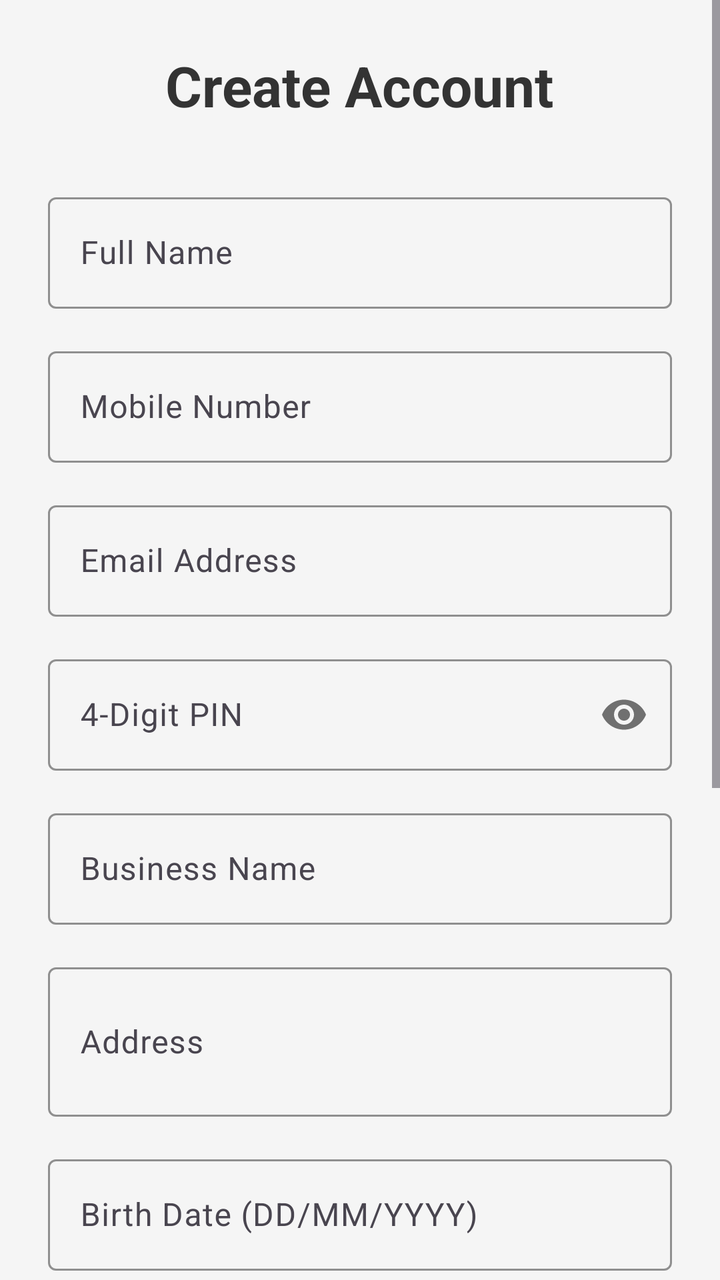
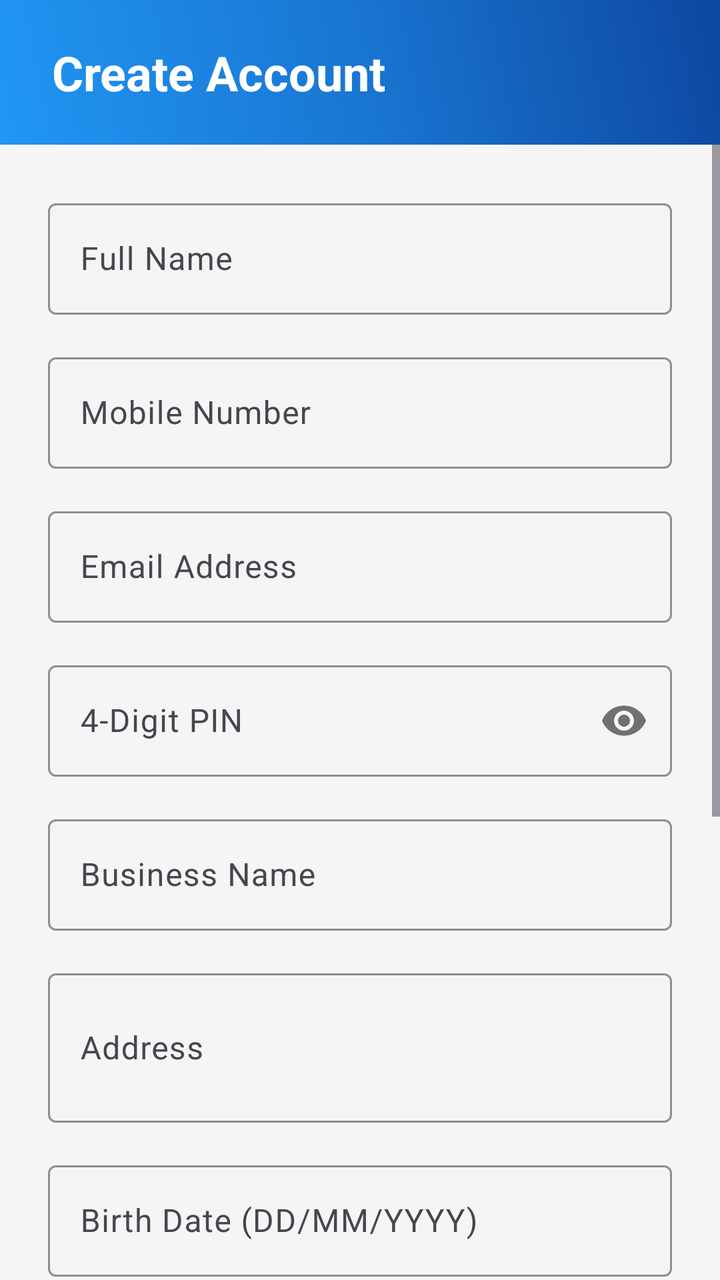

Screens rendered from an Android XML layout before and after an edit, with the pre-edit source and the edit as a unified diff.
<!-- AndroidManifest.xml: application theme Theme.RentMangment -->
<!-- res/layout/activity_registration.xml -->
<?xml version="1.0" encoding="utf-8"?>
<ScrollView xmlns:android="http://schemas.android.com/apk/res/android"
    xmlns:app="http://schemas.android.com/apk/res-auto"
    android:layout_width="match_parent"
    android:layout_height="match_parent"
    android:background="#f5f5f5">

    <LinearLayout
        android:layout_width="match_parent"
        android:layout_height="wrap_content"
        android:orientation="vertical"
        android:padding="24dp">

        <TextView
            android:layout_width="wrap_content"
            android:layout_height="wrap_content"
            android:text="Create Account"
            android:textSize="28sp"
            android:textStyle="bold"
            android:textColor="#333"
            android:layout_gravity="center"
            android:layout_marginBottom="32dp" />

        
        <com.google.android.material.textfield.TextInputLayout
            android:layout_width="match_parent"
            android:layout_height="wrap_content"
            android:layout_marginBottom="16dp"
            app:boxStrokeColor="#4CAF50"
            app:hintTextColor="#4CAF50">

            <com.google.android.material.textfield.TextInputEditText
                android:id="@+id/etName"
                android:layout_width="match_parent"
                android:layout_height="wrap_content"
                android:hint="Full Name"
                android:inputType="textPersonName" />
        </com.google.android.material.textfield.TextInputLayout>

        
        <com.google.android.material.textfield.TextInputLayout
            android:layout_width="match_parent"
            android:layout_height="wrap_content"
            android:layout_marginBottom="16dp"
            app:boxStrokeColor="#4CAF50"
            app:hintTextColor="#4CAF50">

            <com.google.android.material.textfield.TextInputEditText
                android:id="@+id/etMobile"
                android:layout_width="match_parent"
                android:layout_height="wrap_content"
                android:hint="Mobile Number"
                android:inputType="phone"
                android:maxLength="10" />
        </com.google.android.material.textfield.TextInputLayout>

        
        <com.google.android.material.textfield.TextInputLayout
            android:layout_width="match_parent"
            android:layout_height="wrap_content"
            android:layout_marginBottom="16dp"
            app:boxStrokeColor="#4CAF50"
            app:hintTextColor="#4CAF50">

            <com.google.android.material.textfield.TextInputEditText
                android:id="@+id/etEmail"
                android:layout_width="match_parent"
                android:layout_height="wrap_content"
                android:hint="Email Address"
                android:inputType="textEmailAddress" />
        </com.google.android.material.textfield.TextInputLayout>

        
        <com.google.android.material.textfield.TextInputLayout
            android:layout_width="match_parent"
            android:layout_height="wrap_content"
            android:layout_marginBottom="16dp"
            app:boxStrokeColor="#4CAF50"
            app:hintTextColor="#4CAF50"
            app:passwordToggleEnabled="true">

            <com.google.android.material.textfield.TextInputEditText
                android:id="@+id/etPin"
                android:layout_width="match_parent"
                android:layout_height="wrap_content"
                android:hint="4-Digit PIN"
                android:inputType="numberPassword"
                android:maxLength="4" />
        </com.google.android.material.textfield.TextInputLayout>

        
        <com.google.android.material.textfield.TextInputLayout
            android:layout_width="match_parent"
            android:layout_height="wrap_content"
            android:layout_marginBottom="16dp"
            app:boxStrokeColor="#4CAF50"
            app:hintTextColor="#4CAF50">

            <com.google.android.material.textfield.TextInputEditText
                android:id="@+id/etBusinessName"
                android:layout_width="match_parent"
                android:layout_height="wrap_content"
                android:hint="Business Name"
                android:inputType="text" />
        </com.google.android.material.textfield.TextInputLayout>

        
        <com.google.android.material.textfield.TextInputLayout
            android:layout_width="match_parent"
            android:layout_height="wrap_content"
            android:layout_marginBottom="16dp"
            app:boxStrokeColor="#4CAF50"
            app:hintTextColor="#4CAF50">

            <com.google.android.material.textfield.TextInputEditText
                android:id="@+id/etAddress"
                android:layout_width="match_parent"
                android:layout_height="wrap_content"
                android:hint="Address"
                android:inputType="textMultiLine"
                android:minLines="2" />
        </com.google.android.material.textfield.TextInputLayout>

        
        <com.google.android.material.textfield.TextInputLayout
            android:layout_width="match_parent"
            android:layout_height="wrap_content"
            android:layout_marginBottom="16dp"
            app:boxStrokeColor="#4CAF50"
            app:hintTextColor="#4CAF50">

            <com.google.android.material.textfield.TextInputEditText
                android:id="@+id/etBirthDate"
                android:layout_width="match_parent"
                android:layout_height="wrap_content"
                android:hint="Birth Date (DD/MM/YYYY)"
                android:inputType="date"
                android:focusable="false"
                android:clickable="true" />
        </com.google.android.material.textfield.TextInputLayout>

        
        
        <LinearLayout
            android:layout_width="match_parent"
            android:layout_height="wrap_content"
            android:orientation="vertical"
            android:layout_marginBottom="24dp">

            <TextView
                android:layout_width="match_parent"
                android:layout_height="wrap_content"
                android:text="Digital Signature"
                android:textSize="16sp"
                android:textStyle="bold"
                android:textColor="#333"
                android:layout_marginBottom="8dp" />

            <androidx.cardview.widget.CardView
                android:layout_width="match_parent"
                android:layout_height="160dp"
                android:layout_marginBottom="8dp"
                app:cardCornerRadius="8dp"
                app:cardElevation="2dp"
                app:cardBackgroundColor="#F8F8F8">

                <ImageView
                    android:id="@+id/ivSignaturePreview"
                    android:layout_width="match_parent"
                    android:layout_height="match_parent"
                    android:layout_margin="8dp"
                    android:scaleType="centerInside"
                    android:background="@drawable/dashed_border"
                    android:src="@drawable/ic_signature_placeholder" />

            </androidx.cardview.widget.CardView>

            <com.google.android.material.button.MaterialButton
                android:id="@+id/btnAddSignature"
                android:layout_width="match_parent"
                android:layout_height="48dp"
                android:text="Draw Signature"
                android:textSize="14sp"
                android:backgroundTint="#2196F3"
                app:cornerRadius="6dp"
                app:icon="@drawable/ic_edit"
                app:iconGravity="textStart" />

        </LinearLayout>


        
        <com.google.android.material.button.MaterialButton
            android:id="@+id/btnRegister"
            android:layout_width="match_parent"
            android:layout_height="60dp"
            android:text="Register"
            android:textSize="16sp"
            android:backgroundTint="#4CAF50"
            app:cornerRadius="8dp"
            android:layout_marginBottom="16dp" />

        
        <TextView
            android:id="@+id/tvLoginRedirect"
            android:layout_width="wrap_content"
            android:layout_height="wrap_content"
            android:text="Already have an account? Login"
            android:textColor="#4CAF50"
            android:textSize="14sp"
            android:layout_gravity="center"
            android:clickable="true"
            android:focusable="true" />

    </LinearLayout>
</ScrollView>
<!-- resources referenced by this layout -->
<resources>
  <!-- drawable dashed_border (drawable) -->
  <?xml version="1.0" encoding="utf-8"?>
  <shape xmlns:android="http://schemas.android.com/apk/res/android">
      <stroke
          android:width="2dp"
          android:color="#CCCCCC"
          android:dashWidth="10dp"
          android:dashGap="5dp" />
      <corners android:radius="4dp" />
  </shape>
  <!-- drawable ic_edit (drawable) -->
  <?xml version="1.0" encoding="utf-8"?>
  <vector xmlns:android="http://schemas.android.com/apk/res/android"
      android:width="24dp"
      android:height="24dp"
      android:viewportWidth="24"
      android:viewportHeight="24">
  
      <path
          android:fillColor="#FF000000"
          android:pathData="M3,17.25V21h3.75L17.81,9.94l-3.75-3.75L3,17.25zM20.71,7.04c0.39,-0.39 0.39,-1.02 0,-1.41l-2.34,-2.34c-0.39,-0.39 -1.02,-0.39 -1.41,0l-1.83,1.83l3.75,3.75L20.71,7.04z" />
  </vector>
  <!-- drawable ic_signature_placeholder (drawable) -->
  <?xml version="1.0" encoding="utf-8"?>
  <vector xmlns:android="http://schemas.android.com/apk/res/android"
      android:width="24dp"
      android:height="24dp"
      android:viewportWidth="24"
      android:viewportHeight="24">
  
      
      <path
          android:strokeColor="#CCCCCC"
          android:strokeWidth="2"
          android:strokeLineCap="round"
          android:pathData="M3,8c2,0 4,2 6,1s4,-3 6,-2s3,2 5,1"/>
  
      
      <path
          android:strokeColor="#CCCCCC"
          android:strokeWidth="2"
          android:strokeLineCap="round"
          android:pathData="M3,14c3,1 5,-2 7,-1s3,3 5,1s3,-1 4,0"/>
  
      
      <path
          android:fillColor="#999999"
          android:pathData="M18.5,2.5l3,3l-1,1l-3,-3L18.5,2.5z"/>
  
      <path
          android:fillColor="#AAAAAA"
          android:pathData="M17.5,3.5l-12,12l-2,2l2,-2l12,-12L17.5,3.5z"/>
  
  </vector>
  <style name="Theme.RentMangment" parent="Base.Theme.RentMangment" />
  <style name="Base.Theme.RentMangment" parent="Theme.Material3.DayNight.NoActionBar">
          
          
      </style>
</resources>

<!-- the commit's change to res/layout/activity_registration.xml (unified diff, before → after) -->
@@ -1,33 +1,46 @@
 <?xml version="1.0" encoding="utf-8"?>
-<ScrollView xmlns:android="http://schemas.android.com/apk/res/android"
+<LinearLayout xmlns:android="http://schemas.android.com/apk/res/android"
     xmlns:app="http://schemas.android.com/apk/res-auto"
     android:layout_width="match_parent"
     android:layout_height="match_parent"
+    android:orientation="vertical"
     android:background="#f5f5f5">
-
+    <RelativeLayout
+        android:layout_width="match_parent"
+        android:layout_height="wrap_content"
+        android:background="@drawable/nav_header_gradient"
+        android:padding="20dp">
+
+        <TextView
+            android:layout_width="match_parent"
+            android:layout_height="wrap_content"
+            android:layout_centerVertical="true"
+            android:text=" Create Account "
+            android:textSize="24sp"
+            android:textStyle="bold"
+            android:textColor="@android:color/white" />
+    </RelativeLayout>
+
+
+
+<ScrollView
+    android:layout_width="match_parent"
+    android:layout_height="match_parent">
     <LinearLayout
         android:layout_width="match_parent"
         android:layout_height="wrap_content"
         android:orientation="vertical"
         android:padding="24dp">
 
-        <TextView
-            android:layout_width="wrap_content"
-            android:layout_height="wrap_content"
-            android:text="Create Account"
-            android:textSize="28sp"
-            android:textStyle="bold"
-            android:textColor="#333"
-            android:layout_gravity="center"
-            android:layout_marginBottom="32dp" />
-
-        
-        <com.google.android.material.textfield.TextInputLayout
-            android:layout_width="match_parent"
-            android:layout_height="wrap_content"
-            android:layout_marginBottom="16dp"
-            app:boxStrokeColor="#4CAF50"
-            app:hintTextColor="#4CAF50">
+
+
+        
+        <com.google.android.material.textfield.TextInputLayout
+            android:layout_width="match_parent"
+            android:layout_height="wrap_content"
+            android:layout_marginBottom="16dp"
+            app:boxStrokeColor="#3F51B5"
+            app:hintTextColor="#0B0B0B">
 
             <com.google.android.material.textfield.TextInputEditText
                 android:id="@+id/etName"
@@ -42,8 +55,8 @@
             android:layout_width="match_parent"
             android:layout_height="wrap_content"
             android:layout_marginBottom="16dp"
-            app:boxStrokeColor="#4CAF50"
-            app:hintTextColor="#4CAF50">
+            app:boxStrokeColor="#3F51B5"
+            app:hintTextColor="#0B0B0B">
 
             <com.google.android.material.textfield.TextInputEditText
                 android:id="@+id/etMobile"
@@ -59,8 +72,8 @@
             android:layout_width="match_parent"
             android:layout_height="wrap_content"
             android:layout_marginBottom="16dp"
-            app:boxStrokeColor="#4CAF50"
-            app:hintTextColor="#4CAF50">
+            app:boxStrokeColor="#3F51B5"
+            app:hintTextColor="#0B0B0B">
 
             <com.google.android.material.textfield.TextInputEditText
                 android:id="@+id/etEmail"
@@ -75,8 +88,8 @@
             android:layout_width="match_parent"
             android:layout_height="wrap_content"
             android:layout_marginBottom="16dp"
-            app:boxStrokeColor="#4CAF50"
-            app:hintTextColor="#4CAF50"
+            app:boxStrokeColor="#3F51B5"
+            app:hintTextColor="#0B0B0B"
             app:passwordToggleEnabled="true">
 
             <com.google.android.material.textfield.TextInputEditText
@@ -93,8 +106,8 @@
             android:layout_width="match_parent"
             android:layout_height="wrap_content"
             android:layout_marginBottom="16dp"
-            app:boxStrokeColor="#4CAF50"
-            app:hintTextColor="#4CAF50">
+            app:boxStrokeColor="#3F51B5"
+            app:hintTextColor="#0B0B0B">
 
             <com.google.android.material.textfield.TextInputEditText
                 android:id="@+id/etBusinessName"
@@ -109,8 +122,8 @@
             android:layout_width="match_parent"
             android:layout_height="wrap_content"
             android:layout_marginBottom="16dp"
-            app:boxStrokeColor="#4CAF50"
-            app:hintTextColor="#4CAF50">
+            app:boxStrokeColor="#3F51B5"
+            app:hintTextColor="#0B0B0B">
 
             <com.google.android.material.textfield.TextInputEditText
                 android:id="@+id/etAddress"
@@ -126,8 +139,8 @@
             android:layout_width="match_parent"
             android:layout_height="wrap_content"
             android:layout_marginBottom="16dp"
-            app:boxStrokeColor="#4CAF50"
-            app:hintTextColor="#4CAF50">
+            app:boxStrokeColor="#3F51B5"
+            app:hintTextColor="#0B0B0B">
 
             <com.google.android.material.textfield.TextInputEditText
                 android:id="@+id/etBirthDate"
@@ -178,10 +191,10 @@
             <com.google.android.material.button.MaterialButton
                 android:id="@+id/btnAddSignature"
                 android:layout_width="match_parent"
-                android:layout_height="48dp"
+                android:layout_height="wrap_content"
                 android:text="Draw Signature"
                 android:textSize="14sp"
-                android:backgroundTint="#2196F3"
+                android:backgroundTint="#3F51B5"
                 app:cornerRadius="6dp"
                 app:icon="@drawable/ic_edit"
                 app:iconGravity="textStart" />
@@ -193,10 +206,10 @@
         <com.google.android.material.button.MaterialButton
             android:id="@+id/btnRegister"
             android:layout_width="match_parent"
-            android:layout_height="60dp"
+            android:layout_height="wrap_content"
             android:text="Register"
             android:textSize="16sp"
-            android:backgroundTint="#4CAF50"
+            android:backgroundTint="#3F51B5"
             app:cornerRadius="8dp"
             android:layout_marginBottom="16dp" />
 
@@ -206,7 +219,7 @@
             android:layout_width="wrap_content"
             android:layout_height="wrap_content"
             android:text="Already have an account? Login"
-            android:textColor="#4CAF50"
+            android:textColor="#0D0D0D"
             android:textSize="14sp"
             android:layout_gravity="center"
             android:clickable="true"
@@ -214,3 +227,4 @@
 
     </LinearLayout>
 </ScrollView>
+</LinearLayout>
<!-- resource entries referenced after the edit -->
@@ -54,6 +54,16 @@
           android:pathData="M17.5,3.5l-12,12l-2,2l2,-2l12,-12L17.5,3.5z"/>
   
   </vector>
+  <!-- drawable nav_header_gradient (drawable) -->
+  <?xml version="1.0" encoding="utf-8"?>
+  <shape xmlns:android="http://schemas.android.com/apk/res/android">
+      <gradient
+          android:angle="45"
+          android:startColor="#2196F3"
+          android:centerColor="#1976D2"
+          android:endColor="#0D47A1"
+          android:type="linear" />
+  </shape>
   <style name="Theme.RentMangment" parent="Base.Theme.RentMangment" />
   <style name="Base.Theme.RentMangment" parent="Theme.Material3.DayNight.NoActionBar">
           
